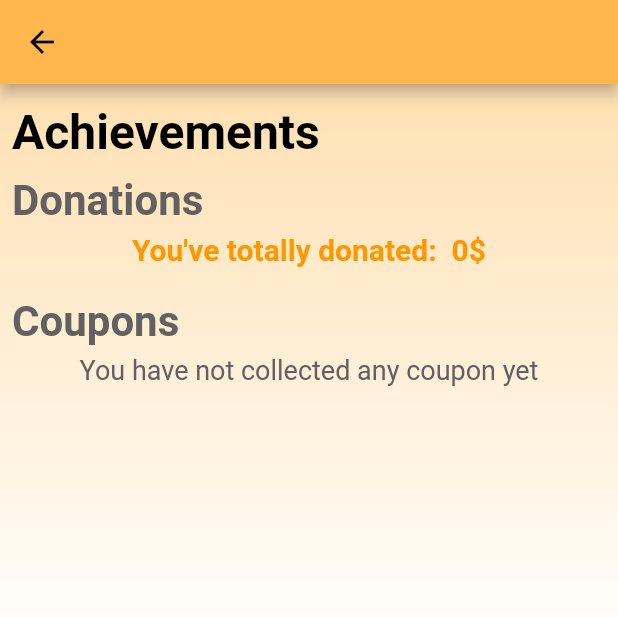
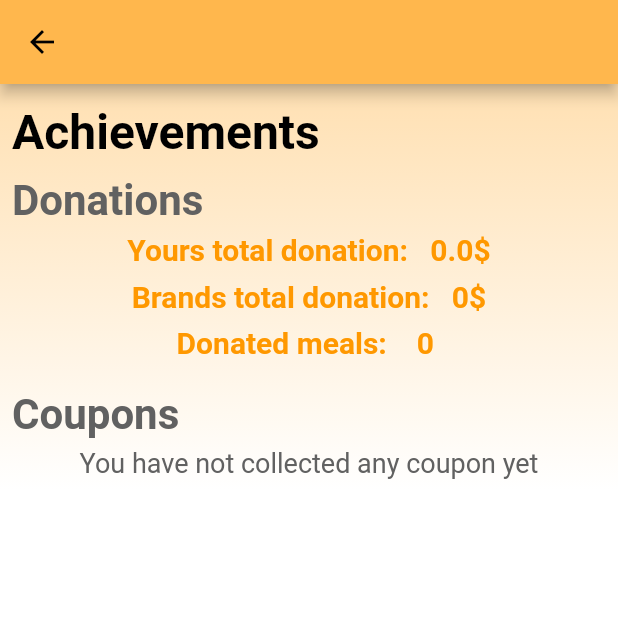
Before and after one commit to pieguarise/app_WGP, a Flutter app: the AchievementsPage screen opened directly, on a phone screen of 412 x 824 dp, the top half of it. Run offline on Flutter 3.47's test engine with Material 2 defaults, Android fonts, the phone set to English and light mode, and no system bars; our stand-ins replace fl_chart, floor, jwt_decoder, material_design_icons_flutter, percent_indicator, shared_preferences and 2 more; accounts and stored records are empty; generated files the repository leaves out were written again.

Commit message:
[wgp] aggiunte donazioni brand, limite a 25k, manca solo about us

```diff
--- a/app_calorie/lib/pages/achievementsPage.dart
+++ b/app_calorie/lib/pages/achievementsPage.dart
@@ -13,15 +13,18 @@ class AchievementsPage extends StatelessWidget {
   Widget build(BuildContext context) {
     print('${AchievementsPage.AchievementsPageName} built');
     return Scaffold(
+        backgroundColor: Colors.white,
         appBar: AppBar(
           backgroundColor: Colors.orange.shade300,
         ),
         body: Container(
           decoration: BoxDecoration(
+              shape: BoxShape.rectangle,
               gradient: LinearGradient(colors: [
             Colors.orange.shade100,
             const Color.fromARGB(255, 255, 255, 255)
-          ], begin: Alignment.topCenter, end: Alignment.center)),
+          ], begin: Alignment.topCenter, end: Alignment.bottomCenter)),
+          child: SingleChildScrollView(
             child: Padding(
               padding: const EdgeInsets.all(8.0),
               child: Column(
@@ -52,36 +55,53 @@ class AchievementsPage extends StatelessWidget {
                         builder: ((context, snapshot) {
                           if (snapshot.hasData) {
                             final sp = snapshot.data as SharedPreferences;
+
                             if (sp.getDouble('donation') == null) {
                               sp.setDouble('donation', 0);
-                            return const Text(
-                              "You've totally donated:  0\$",
+                              }
+
+                            double donat = sp.getDouble('donation')!;
+
+                            if (sp.getInt('counter') == null) {
+                              sp.setInt('counter', 0);
+                              }
+
+                            final counter = sp.getInt('counter');
+
+                            return Column(
+                              children: [
+                                Text(
+                                "Yours total donation:   $donat\$",
                                 style: TextStyle(
                                   fontSize: 20,
                                   fontWeight: FontWeight.bold,
                                   color: Colors.orange,
                                 ),
-                            );
-                          } else {
-                            final donat = sp.getDouble('donation')!;
-                            return Text(
-                              "You've totally donated:  $donat\$",
+                                ),
+                                SizedBox(height: 8),
+                                Text(
+                                "Brands total donation:   ${counter!*10}\$",
                                 style: TextStyle(
                                   fontSize: 20,
                                   fontWeight: FontWeight.bold,
                                   color: Colors.orange,
                                 ),
-                            );
-                          }
-                        } else {
-                          return const Text(
-                            "You've totally donated:  0\$",
+                                ),
+                                SizedBox(height: 8),
+                                Text(
+                                "Donated meals:    ${counter*35+ (donat/10*35).toInt()} ",
                                 style: TextStyle(
                                   fontSize: 20,
                                   fontWeight: FontWeight.bold,
                                   color: Colors.orange,
                                 ),
+                                ),
+
+
+                              ],
                             );
+                            } else {
+                            return CircularProgressIndicator();
                           }
                         })),
                   ),
@@ -117,6 +137,7 @@ class AchievementsPage extends StatelessWidget {
                         });
                   })
                 ],
+              ),
             ),
           ),
         ));
--- a/app_calorie/lib/pages/donationPage.dart
+++ b/app_calorie/lib/pages/donationPage.dart
@@ -74,7 +74,7 @@ class DonationPage extends StatelessWidget {
                             List<Totalcal> lista = await Provider.of<DatabaseRepository>(context, listen: false).findAllTotalCal();
                             int CalAmountNow = lista.last.amount; // solo se database non vuoto
                             if (CalAmountNow<_maxRange){
-                              Totalcal totalcal = Totalcal(null, 20000) ;
+                              Totalcal totalcal = Totalcal(null, 25000) ;
                               await Provider.of<DatabaseRepository>(context, listen: false).insertCal(totalcal);
                             } else {
                               await Provider.of<DatabaseRepository>(context, listen: false).deleteCal(lista.last);
@@ -100,7 +100,7 @@ class DonationPage extends StatelessWidget {
                                 children: [
                                   SizedBox( width: 280, height: 280,
                                     child: scoreBoard(context, total: CalAmountNow>=_maxRange
-                                      ? 20000 : CalAmountNow),
+                                      ? 25000 : CalAmountNow),
                                   ),
                                   _selectBottomSection(fullness: CalAmountNow>=_maxRange)
                                 ],
--- a/app_calorie/lib/pages/home.dart
+++ b/app_calorie/lib/pages/home.dart
@@ -171,6 +171,7 @@ class _HomeState extends State<Home> {
                               ps.remove('weigth');
                               ps.remove('heigth');
                               ps.remove('donation');
+                              ps.remove('counter');
                             }
                             ,
                             child: const Text('Yes'),
--- a/app_calorie/lib/pages/impactAuth.dart
+++ b/app_calorie/lib/pages/impactAuth.dart
@@ -29,7 +29,7 @@ class _ImpactAuthState extends State<ImpactAuth> {
     if (isChecked==false){
       ScaffoldMessenger.of(context).showSnackBar(
         const SnackBar(
-          content: Text("It's necessary to allow appWGP to use of your data"),
+          content: Text("It's necessary to allow appWGP to use your data"),
           duration: const Duration(seconds: 2),
         ),
       );
--- a/app_calorie/lib/pages/instructionsPage.dart
+++ b/app_calorie/lib/pages/instructionsPage.dart
@@ -45,7 +45,7 @@ class InstructionsPage extends StatelessWidget {
                         fontWeight: FontWeight.bold)),
                 const SizedBox(height: 10),
                 Text(
-                    "Train and consume calories to fill the bar.\nWhen you get to 20K Kcal you can choose which brand will make a donation equal to 20K kcal in meals via WFP.\nYou will get a coupon of the chosen brand.",
+                    "Train and consume calories to fill the bar.\nWhen you get to 25K Kcal you can choose which brand will make a donation equal to 25K kcal in meals via WFP.\nYou will get a coupon of the chosen brand.",
                     style: TextStyle(
                         color: Colors.orange.shade600,
                         fontSize: 18,
--- a/app_calorie/lib/pages/userPage.dart
+++ b/app_calorie/lib/pages/userPage.dart
@@ -59,8 +59,8 @@ class _UserPageState extends State<UserPage> {
                     const SizedBox(
                       height: 20,
                     ),
-                    Text(
-                      '${nameController.text} (${nickNameController.text})',
+
+                    Text('${nickNameController.text=='' ? '${nameController.text}' : '${nameController.text} (${nickNameController.text})'}',
                       style: const TextStyle(
                           fontSize: 30, fontWeight: FontWeight.bold),
                       textAlign: TextAlign.start,
@@ -71,7 +71,7 @@ class _UserPageState extends State<UserPage> {
                     CircleAvatar(
                       radius: 70,
                       child: Image.asset(
-                        'assets/avatar.png',
+                        'assets/batman.webp',
                       ),
                     ),
                   ])),
--- a/app_calorie/lib/utils/impact.dart
+++ b/app_calorie/lib/utils/impact.dart
@@ -5,6 +5,6 @@ class Impact {
   static String exerciseEndpoint = 'data/v1/exercise/patients/';
 
   static String patientUsername = 'Jpefaq6m58';
-  static String username = '';
-  static String password = '';
+  static String username = 'eo5Jk32amw';
+  static String password = '12345678!';
 }//Impact
--- a/app_calorie/lib/widgets/bottomBarFullSection.dart
+++ b/app_calorie/lib/widgets/bottomBarFullSection.dart
@@ -16,7 +16,7 @@ class bottomBarFullSection extends StatelessWidget {
         ),
         SizedBox(height: 8),
         Text(
-          'Choose which brand will help World Food Program, donating 20K Kcal of food. You will get a Coupon!',
+          'Choose which brand will help World Food Program, donating 25K Kcal of food. You will get a Coupon!',
           style: TextStyle(fontSize: 17, color: Color(0xFF424242)),
           textAlign: TextAlign.center,
         ),
--- a/app_calorie/lib/widgets/progressBar.dart
+++ b/app_calorie/lib/widgets/progressBar.dart
@@ -15,14 +15,14 @@ class ProgressBar extends StatelessWidget {
     return LinearPercentIndicator(
       width: 225.0,
       lineHeight: 22.0,
-      percent: consumedCal<20000 ? consumedCal/20000 : 1,
+      percent: consumedCal<25000 ? consumedCal/25000 : 1,
       progressColor: Colors.orange,
       barRadius: const Radius.circular(10),
       trailing: Text(
-        "${consumedCal.toInt()}/20K Cal",
+        "${consumedCal.toInt()}/25K Cal",
         style: TextStyle(color: Colors.orange, fontSize: 17, fontWeight: FontWeight.bold)),
       center: Text(
-        "${(consumedCal/20000*100).toInt()}%",
+        "${(consumedCal/25000*100).toInt()}%",
         style: const TextStyle(fontSize: 15, fontWeight: FontWeight.bold)
         ),
 
--- a/app_calorie/lib/widgets/radialScoreBoard.dart
+++ b/app_calorie/lib/widgets/radialScoreBoard.dart
@@ -2,7 +2,7 @@ import 'package:flutter/material.dart';
 import 'package:syncfusion_flutter_gauges/gauges.dart';
 
 Widget scoreBoard(BuildContext context, {required int total}) {
-  const double maxRange = 20000; //for graph visualization range
+  const double maxRange = 25000; //for graph visualization range
   double totale = total.toDouble();
   return Center(
       child: SfRadialGauge(
@@ -11,8 +11,8 @@ Widget scoreBoard(BuildContext context, {required int total}) {
       RadialAxis(
         minimum: 0,
         maximum: maxRange, // is the max calories per 5 days
-
-        axisLineStyle: const AxisLineStyle(thickness: 20),
+        interval: 2500,
+        axisLineStyle: const AxisLineStyle(thickness: 22),
         showTicks: false,
         pointers: <GaugePointer>[
           MarkerPointer(
```
Also changed, not shown: app_calorie/lib/widgets/listRadioMembers.dart (+11 -0 lines). Lines whose indentation alone changed are shown as unchanged.
